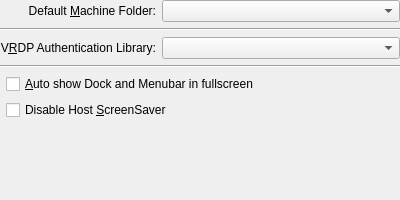
Old version of the form vbox/src/VBox/Frontends/VirtualBox/src/settings/global/UIGlobalSettingsGeneral.ui in the repository jljuxgm/vboxgit.
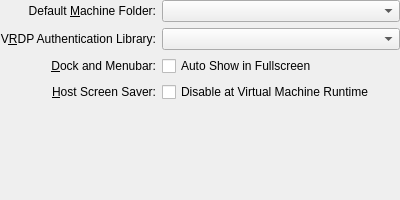
New version of the form. Custom widgets are drawn as their Qt base class.

Commit message:
commit_47130 ------------------------------------------------------------------------ r47130 | vboxsync | 2013-07-14 01:13:57 +0800 (Sun, 14 Jul 2013) | 1 line
FE/Qt: Global preferences: General page cleanup/rework.
------------------------------------------------------------------------

Diff of the .ui file:
```diff
--- a/vbox/src/VBox/Frontends/VirtualBox/src/settings/global/UIGlobalSettingsGeneral.ui
+++ b/vbox/src/VBox/Frontends/VirtualBox/src/settings/global/UIGlobalSettingsGeneral.ui
@@ -26,7 +26,7 @@
    <property name="margin">
     <number>0</number>
    </property>
-   <item row="0" column="0" colspan="2">
+   <item row="0" column="0">
     <widget class="QLabel" name="m_pMachineFolderLabel">
      <property name="text">
       <string>Default &amp;Machine Folder:</string>
@@ -39,7 +39,7 @@
      </property>
     </widget>
    </item>
-   <item row="0" column="2">
+   <item row="0" column="1">
     <widget class="VBoxFilePathSelectorWidget" name="m_pMachineFolderSelector">
      <property name="sizePolicy">
       <sizepolicy hsizetype="MinimumExpanding" vsizetype="Fixed">
@@ -47,17 +47,13 @@
        <verstretch>0</verstretch>
       </sizepolicy>
      </property>
-    </widget>
-   </item>
-   <item row="1" column="0" colspan="3">
-    <widget class="Line" name="m_pLineSeparator1">
-     <property name="orientation">
-      <enum>Qt::Horizontal</enum>
+     <property name="whatsThis">
+      <string>Displays the path to the default virtual machine folder. This folder is used, if not explicitly specified otherwise, when creating new virtual machines.</string>
      </property>
     </widget>
    </item>
-   <item row="2" column="0" colspan="2">
-    <widget class="QLabel" name="m_pVRDPLibLabel">
+   <item row="1" column="0">
+    <widget class="QLabel" name="m_pVRDPLibNameLabel">
      <property name="text">
       <string>V&amp;RDP Authentication Library:</string>
      </property>
@@ -69,7 +65,7 @@
      </property>
     </widget>
    </item>
-   <item row="2" column="2">
+   <item row="1" column="1">
     <widget class="VBoxFilePathSelectorWidget" name="m_pVRDPLibNameSelector">
      <property name="sizePolicy">
       <sizepolicy hsizetype="MinimumExpanding" vsizetype="Fixed">
@@ -77,59 +73,58 @@
        <verstretch>0</verstretch>
       </sizepolicy>
      </property>
-    </widget>
-   </item>
-   <item row="3" column="0" colspan="3">
-    <widget class="Line" name="m_pLineSeparator2">
-     <property name="orientation">
-      <enum>Qt::Horizontal</enum>
+     <property name="whatsThis">
+      <string>Displays the path to the library that provides authentication for Remote Display (VRDP) clients.</string>
      </property>
     </widget>
    </item>
-   <item row="4" column="0">
-    <widget class="QWidget" name="m_pSpacerWidget2">
-     <property name="sizePolicy">
-      <sizepolicy hsizetype="Fixed" vsizetype="Minimum">
-       <horstretch>0</horstretch>
-       <verstretch>0</verstretch>
-      </sizepolicy>
+   <item row="2" column="0">
+    <widget class="QLabel" name="m_pPresentationModeLabel">
+     <property name="text">
+      <string>&amp;Dock and Menubar:</string>
      </property>
-     <property name="minimumWidth">
-      <number>34</number>
+     <property name="alignment">
+      <set>Qt::AlignRight|Qt::AlignTrailing|Qt::AlignVCenter</set>
      </property>
+     <property name="buddy">
+      <cstring>m_pPresentationModeCheckbox</cstring>
+     </property>
     </widget>
    </item>
-   <item row="4" column="1" colspan="2">
-    <widget class="QCheckBox" name="m_pEnablePresentationModeCheckbox">
+   <item row="2" column="1">
+    <widget class="QCheckBox" name="m_pPresentationModeCheckbox">
      <property name="text">
-      <string>&amp;Auto show Dock and Menubar in fullscreen</string>
+      <string>Auto Show in Fullscreen</string>
      </property>
+     <property name="whatsThis">
+      <string>When checked, Dock and Menubar will be shown in virtual machine fullscreen.</string>
+     </property>
     </widget>
    </item>
-   <item row="5" column="0">
-    <widget class="QWidget" name="m_pSpacerWidget3">
-     <property name="sizePolicy">
-      <sizepolicy hsizetype="Fixed" vsizetype="Minimum">
-       <horstretch>0</horstretch>
-       <verstretch>0</verstretch>
-      </sizepolicy>
+   <item row="3" column="0">
+    <widget class="QLabel" name="m_pHostScreenSaverLabel">
+     <property name="text">
+      <string>&amp;Host Screen Saver:</string>
      </property>
-     <property name="minimumWidth">
-      <number>34</number>
+     <property name="alignment">
+      <set>Qt::AlignRight|Qt::AlignTrailing|Qt::AlignVCenter</set>
      </property>
+     <property name="buddy">
+      <cstring>m_pHostScreenSaverCheckbox</cstring>
+     </property>
     </widget>
    </item>
-   <item row="5" column="1" colspan="2">
-    <widget class="QCheckBox" name="m_pDisableHostScreenSaverCheckbox">
+   <item row="3" column="1">
+    <widget class="QCheckBox" name="m_pHostScreenSaverCheckbox">
      <property name="whatsThis">
       <string>When checked, the host screen saver will be disabled whenever a virtual machine is running.</string>
      </property>
      <property name="text">
-      <string>Disable Host &amp;ScreenSaver</string>
+      <string>Disable at Virtual Machine Runtime</string>
      </property>
     </widget>
    </item>
-   <item row="6" column="0" colspan="3">
+   <item row="4" column="0" colspan="2">
     <spacer>
      <property name="orientation">
       <enum>Qt::Vertical</enum>
```
The commit also changes 2 other files.
